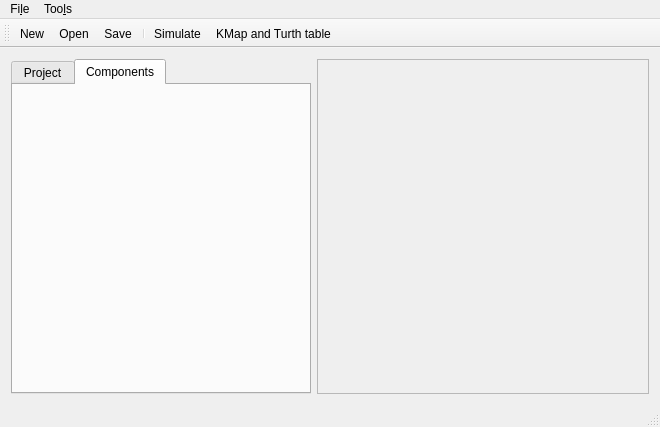
Above: src/mainwindow.ui from Sefrwahed/LogicSim before the change. Below: the same form after it.
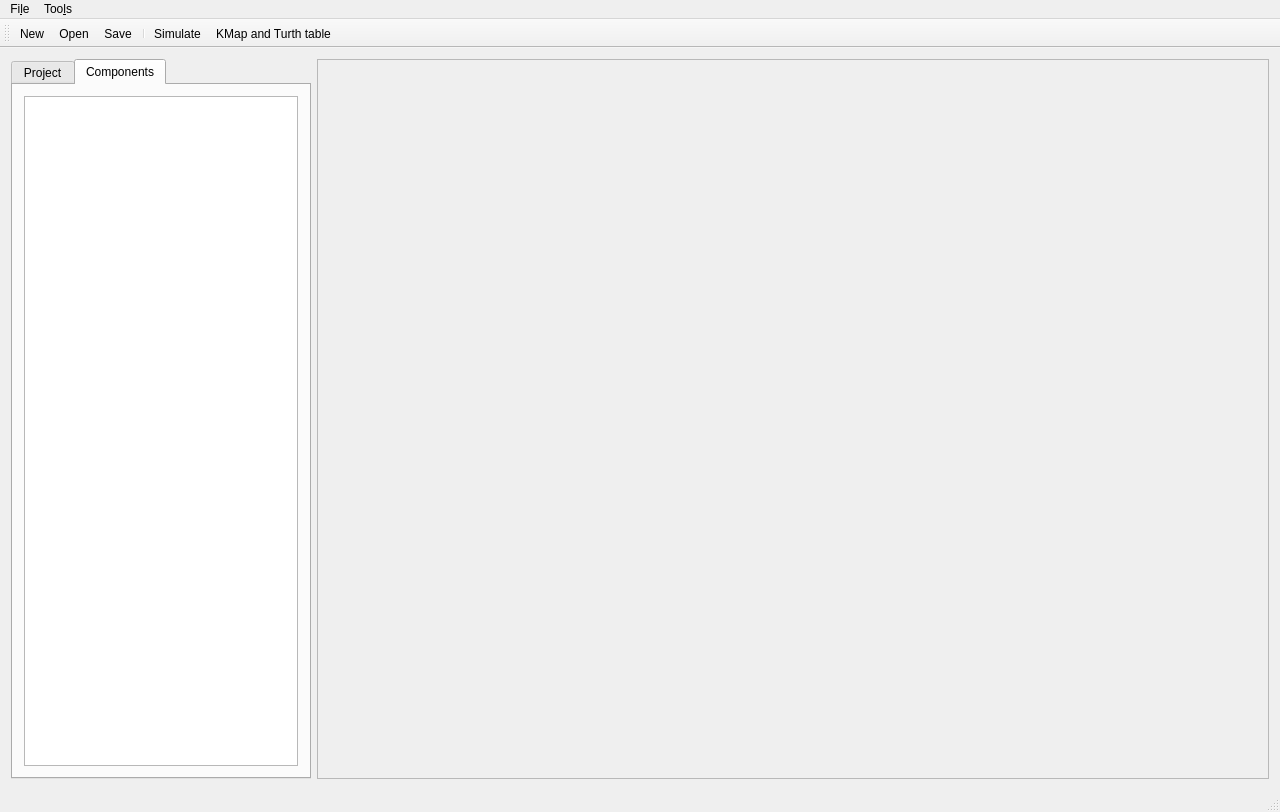
That is the form after the change. The open tabs and pages were chosen to show the change. Icons and pictures are not drawn.

What changed in the file:
```diff
--- a/src/mainwindow.ui
+++ b/src/mainwindow.ui
@@ -6,8 +6,8 @@
    <rect>
     <x>0</x>
     <y>0</y>
-    <width>660</width>
-    <height>427</height>
+    <width>1280</width>
+    <height>812</height>
    </rect>
   </property>
   <property name="windowTitle">
@@ -44,9 +44,9 @@
         <attribute name="title">
          <string>Components</string>
         </attribute>
-        <layout class="QGridLayout" name="gridLayout_4">
+        <layout class="QGridLayout" name="gridLayout_3">
          <item row="0" column="0">
-          <layout class="QGridLayout" name="gridLayout_3"/>
+          <widget class="QTableWidget" name="tableWidget"/>
          </item>
         </layout>
        </widget>
@@ -75,7 +75,7 @@
     <rect>
      <x>0</x>
      <y>0</y>
-     <width>660</width>
+     <width>1280</width>
      <height>28</height>
     </rect>
    </property>
```
Left out of the diff: 32 changed lines with no effect on the pictures.
